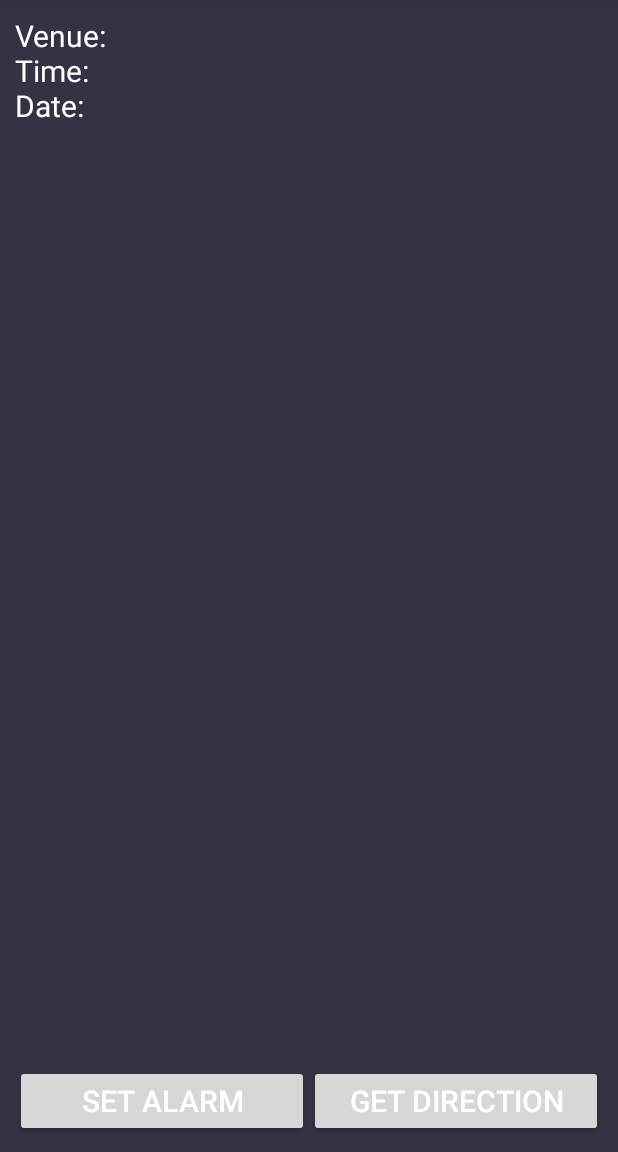
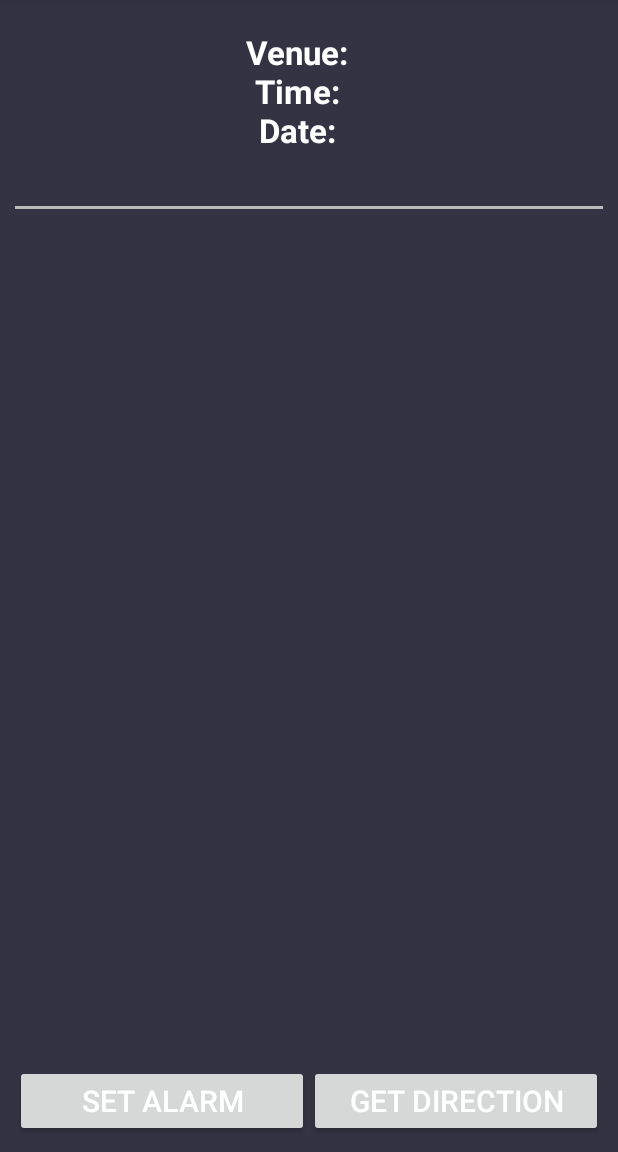
Before and after one commit to meetps/TechFest2k15, an Android app: the fragment EventDetailsFragment placed in its activity, with the options menu open, on a phone screen of 412 x 824 dp, the part 84-1236 px from its top. Run offline under Robolectric (Android 15) with nearby library versions, the phone set to English and light mode, and no system bars; 10 statements that could not run were skipped.

Commit message:
Remove heading from event details and list templates
Heading is already shown on action bar, so no need to show
again

```diff
--- a/app/src/main/java/org/iitb/techfest/techfest/MainActivity.java
+++ b/app/src/main/java/org/iitb/techfest/techfest/MainActivity.java
@@ -69,7 +69,7 @@ public class MainActivity extends ActionBarActivity
         Fragment frag;
 
         if(position==1)
-            frag= EventListFragment.newInstance("Competitions",R.color.actionbar_competitons,R.layout.fragment_competitions, events);
+            frag= EventListFragment.newInstance("Competitions",R.color.actionbar_competitons,R.layout.details_competitions, events);
         else
             frag= EventListFragment.newInstance("Home",R.color.actionbar_home,R.layout.fragment_main, null);
 
--- a/app/src/main/res/layout/template_event_details.xml
+++ b/app/src/main/res/layout/template_event_details.xml
@@ -12,9 +12,10 @@
     <TextView
         android:layout_width="fill_parent"
         android:layout_height="wrap_content"
-        style="@style/Text"
+        style="@style/SummaryTitle"
         android:id="@+id/info"
         android:text="Venue: \nTime: \nDate: \n"/>
+    <View style="@style/HorizontalDivider"/>
     <ScrollView
         android:layout_width="match_parent"
         android:layout_height="match_parent"
--- a/app/src/main/res/values/styles.xml
+++ b/app/src/main/res/values/styles.xml
@@ -42,4 +42,14 @@
         <item name="android:layout_height">70dp</item>
     </style>
 
+    <style name="HorizontalDivider">
+        <item name="android:layout_height">2dp</item>
+        <item name="android:layout_width">fill_parent</item>
+        <item name="android:background">#BBBBBB</item>
+        <item name="android:paddingLeft">5dp</item>
+        <item name="android:paddingRight">5dp</item>
+        <item name="android:paddingTop">5dp</item>
+        <item name="android:paddingBottom">5dp</item>
+    </style>
+
 </resources>
```
Also changed, not shown: app/src/main/res/layout/details_competitions.xml (added, +8 -0 lines), app/src/main/res/layout/details_robowars.xml (+2 -12 lines), app/src/main/res/layout/fragment_competitions.xml (deleted, +0 -18 lines).
